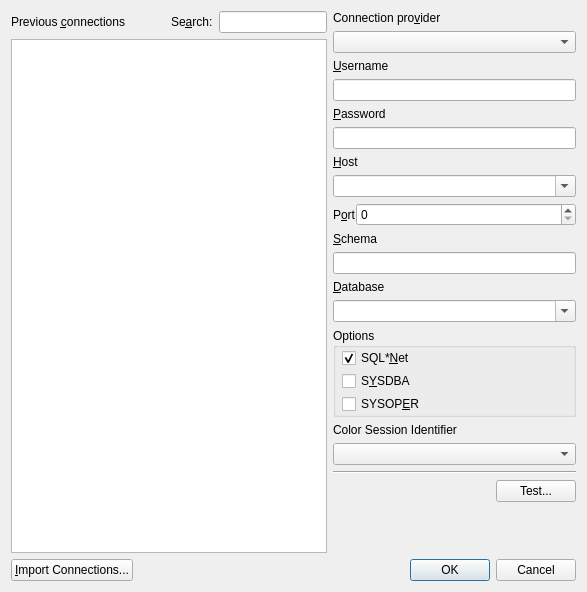
tora-tool/tora, file src/tonewconnectionui.ui: the form before one commit.
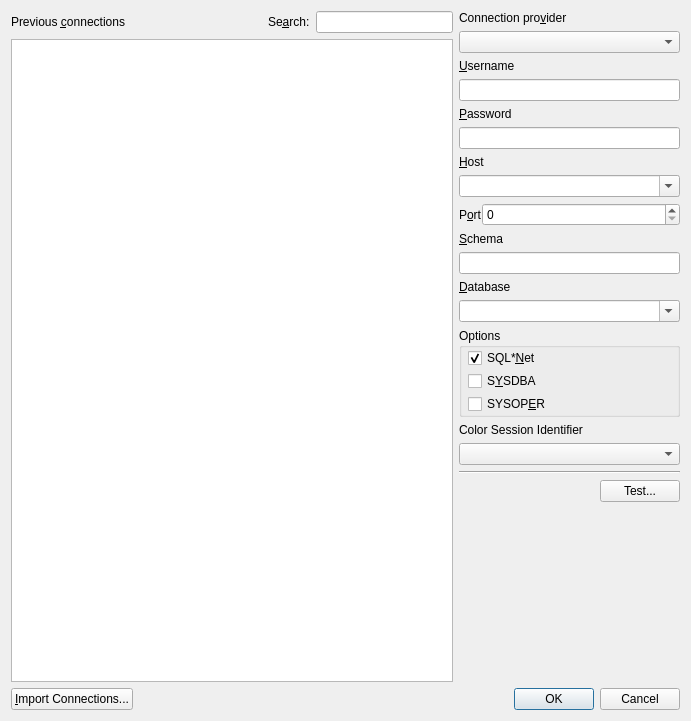
The form after the commit.

Commit message:
It drives me nuts when I can't make the window large enough to see all the columns in the recent list.
I think setting the strech factor 2:1 is a nice compromise, the
widgets still get larger with the dialog but the recent list gets most
of the screen space.

What changed in the file:
```diff
--- a/src/tonewconnectionui.ui
+++ b/src/tonewconnectionui.ui
@@ -6,8 +6,8 @@
    <rect>
     <x>0</x>
     <y>0</y>
-    <width>587</width>
-    <height>592</height>
+    <width>691</width>
+    <height>721</height>
    </rect>
   </property>
   <property name="windowTitle">
@@ -15,7 +15,7 @@
   </property>
   <layout class="QGridLayout" name="gridLayout">
    <item row="0" column="0" colspan="2">
-    <layout class="QHBoxLayout" name="horizontalLayout_4">
+    <layout class="QHBoxLayout" name="horizontalLayout_4" stretch="2,1">
      <item>
       <layout class="QVBoxLayout" name="verticalLayout">
        <item>
```
